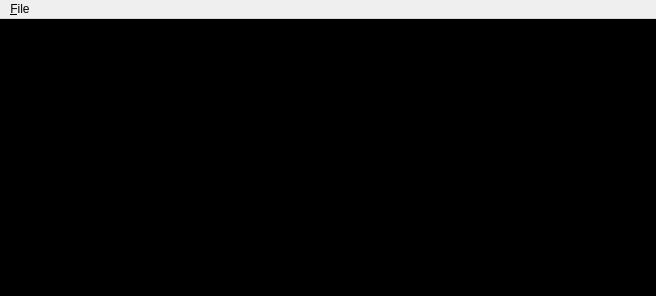
velnias75/NetMauMau-Qt-Client, file src/localserveroutputview.ui: the form before one commit.
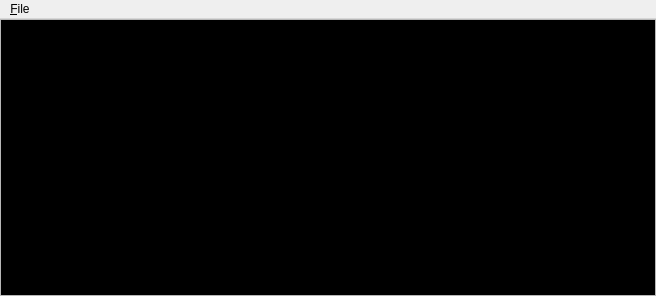
The form after the commit. Icons and pictures are not drawn.

Commit message: terminate local server from gui

Diff of the .ui file:
```diff
--- a/src/localserveroutputview.ui
+++ b/src/localserveroutputview.ui
@@ -103,11 +103,14 @@
        </disabled>
       </palette>
      </property>
+     <property name="styleSheet">
+      <string notr="true">:focus { border: none; outline: none; }</string>
+     </property>
      <property name="frameShape">
-      <enum>QFrame::NoFrame</enum>
+      <enum>QFrame::StyledPanel</enum>
      </property>
      <property name="frameShadow">
-      <enum>QFrame::Plain</enum>
+      <enum>QFrame::Sunken</enum>
      </property>
      <property name="undoRedoEnabled">
       <bool>false</bool>
```
Left out of the diff: 10 changed lines with no effect on the pictures. The commit also changes 5 other files.
